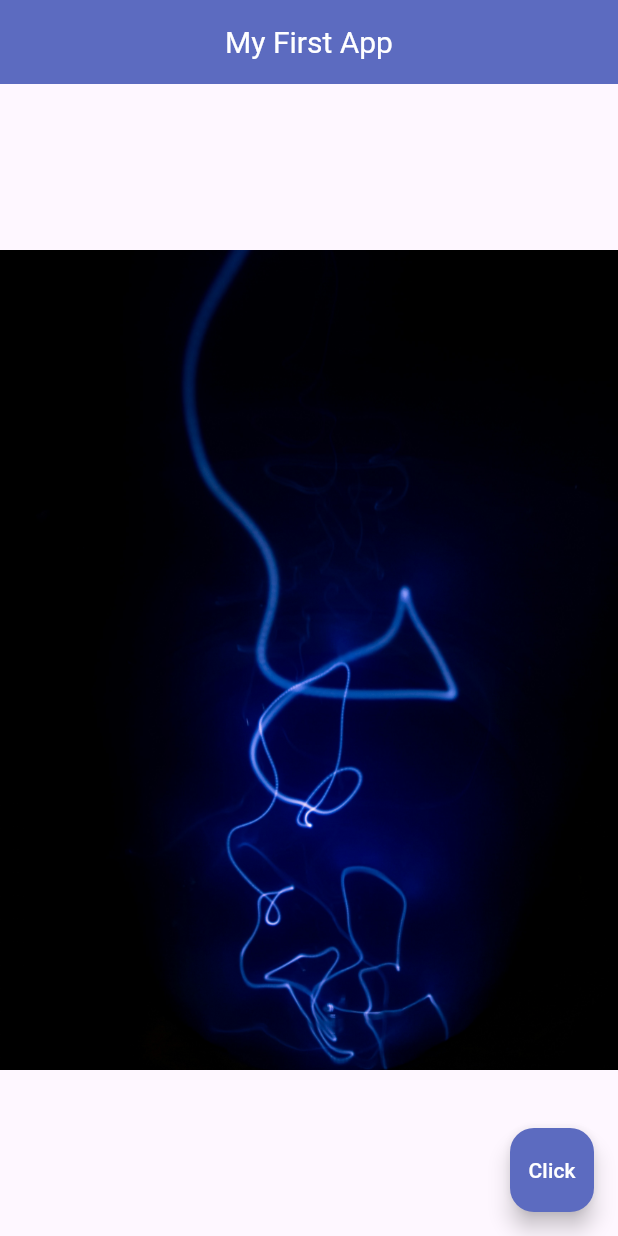
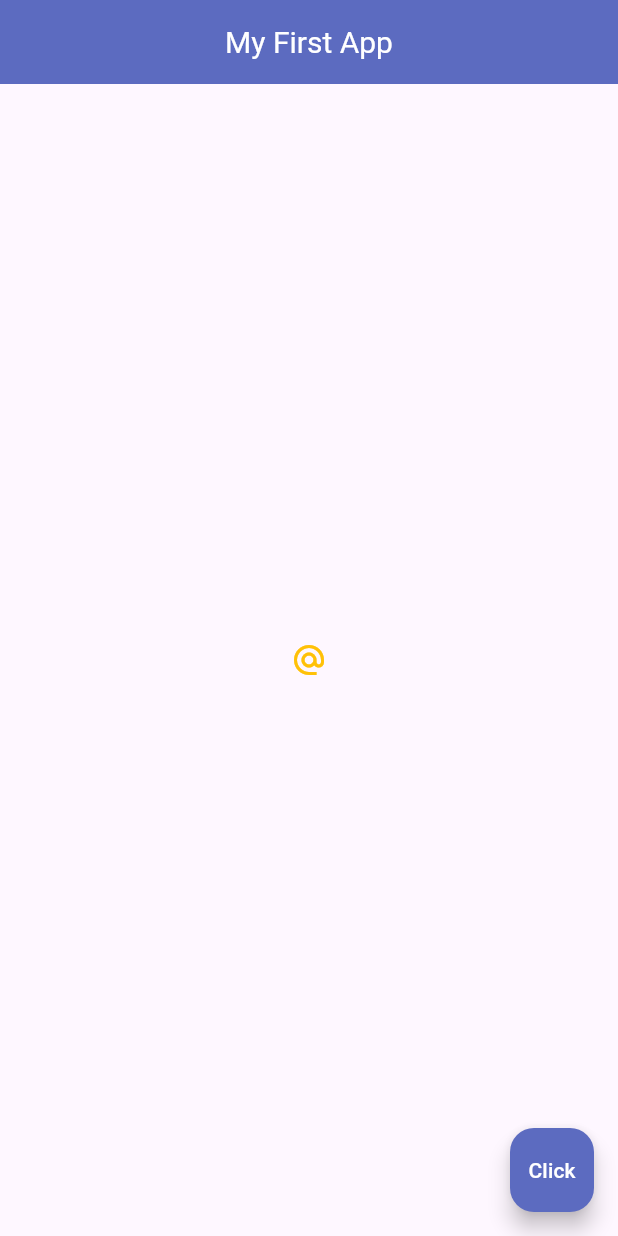
Before and after one commit to reijjo/Flutter-tutorials, a Flutter app: the screen it shows after launch, on a phone screen of 412 x 824 dp. Run offline on Flutter 3.47's test engine with Material 3 defaults, Android fonts, the phone set to English and light mode, and no system bars.

Commit message:
icons and buttons

```diff
--- a/NetNinja-YouTube/myapp/lib/main.dart
+++ b/NetNinja-YouTube/myapp/lib/main.dart
@@ -25,7 +25,14 @@ class Home extends StatelessWidget {
         centerTitle: true,
         backgroundColor: Colors.indigo[400],
       ),
-      body: Center(child: Image.asset('assets/viiva.jpg')),
+      body: Center(
+          child: IconButton(
+        onPressed: () {
+          print('You clicked me!');
+        },
+        icon: const Icon(Icons.alternate_email),
+        color: Colors.amber,
+      )),
       floatingActionButton: FloatingActionButton(
         onPressed: () {},
         backgroundColor: Colors.indigo[400],
```
Also changed, not shown: 1 other file.
